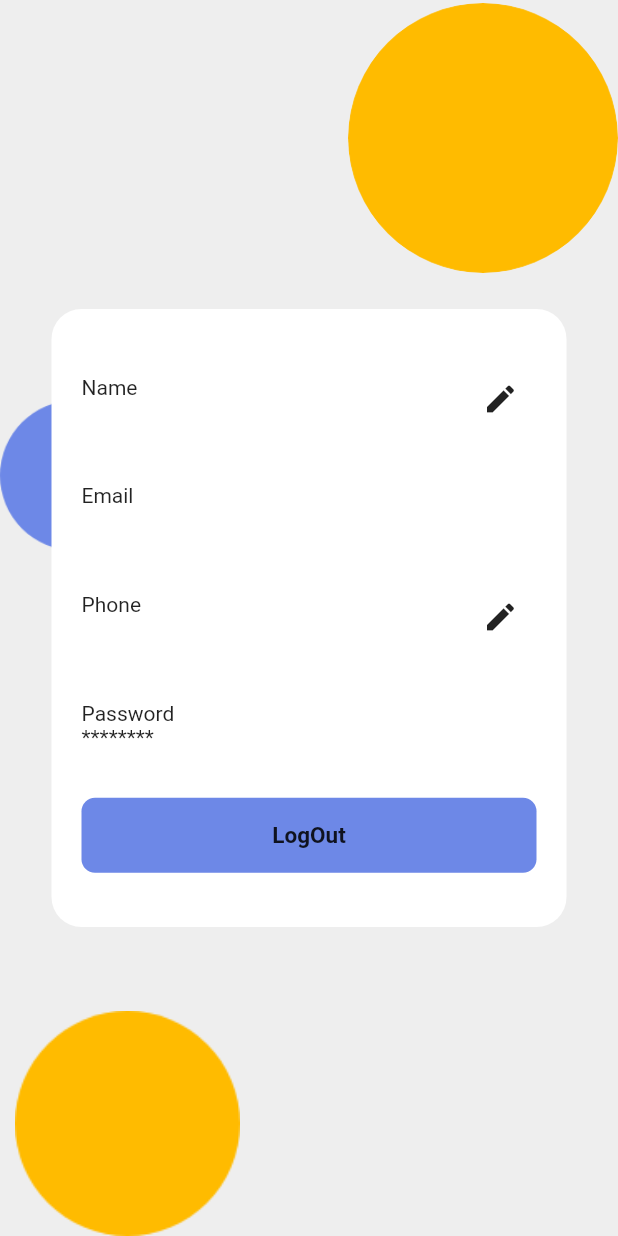
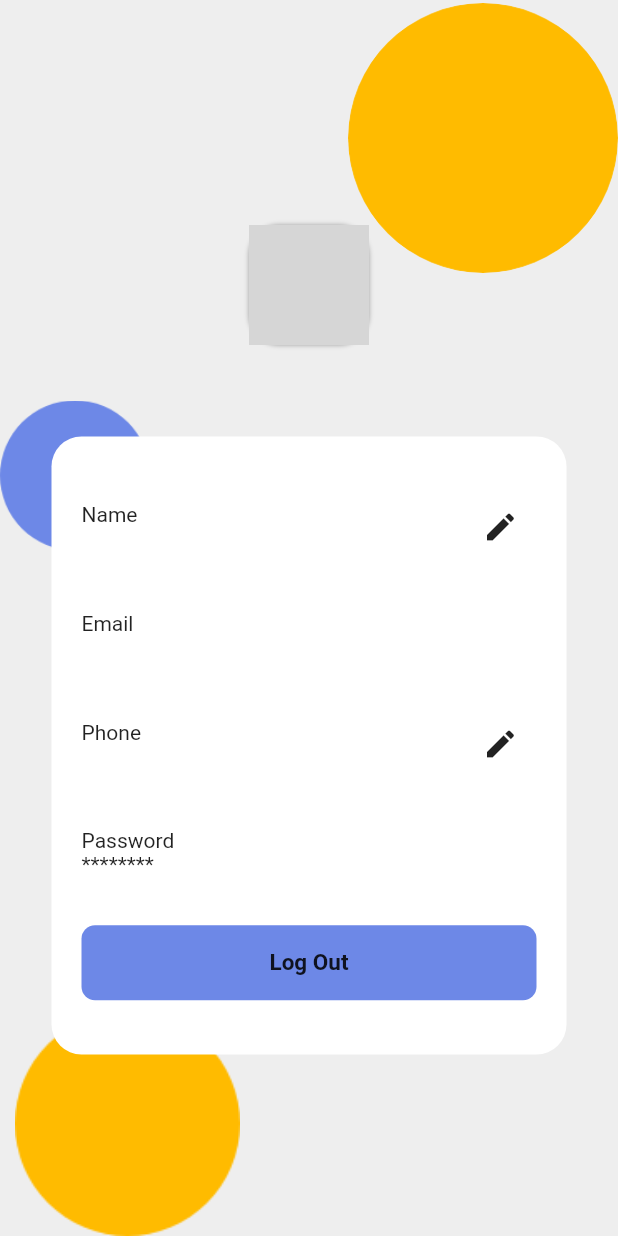
Before and after one commit to MudasirHussain72/LMS, a Flutter app: the StudentProfile screen opened by its route, on a phone screen of 412 x 824 dp. Run offline on Flutter 3.47's test engine with Material 2 defaults, Android fonts, the phone set to English and light mode, and no system bars; our stand-ins replace awesome_snackbar_content, cloud_firestore, dio, file_picker, firebase_auth, firebase_core and 6 more; missing offline and left inert: downloads_path_provider_28; accounts and stored records are empty; network calls fail; grey boxes are pictures that could not be loaded.

Commit message:
some changes

```diff
--- a/lib/ui/screens/student_view/student_profile.dart
+++ b/lib/ui/screens/student_view/student_profile.dart
@@ -81,23 +81,33 @@ class _StudentProfileState extends State<StudentProfile> {
         const ProfileUiTopRight220(),
         const ProfileUiTopleft220(),
         const ProfileUibottom220(),
-        // const Padding(
-        //   padding: EdgeInsets.only(top: 90.0),
-        //   child: Align(
-        //     alignment: Alignment.topCenter,
-        //     child: CircleAvatar(
-        //       backgroundColor: Colors.black,
-        //       radius: 50,
-        //       child: Icon(
-        //         Icons.person,
-        //         color: Colors.yellow,
-        //         size: 40,
-        //       ),
-        //     ),
-        //   ),
-        // ),
         Padding(
-          padding: const EdgeInsets.only(bottom: 0.0),
+          padding: EdgeInsets.only(top: 150.0),
+          child: Align(
+            alignment: Alignment.topCenter,
+            child: Container(
+              height: 80,
+              width: 80,
+              decoration: BoxDecoration(
+                  border: Border.all(color: Colors.orange.shade300, width: 2),
+                  boxShadow: const [
+                    BoxShadow(
+                      blurStyle: BlurStyle.outer,
+                      color: Colors.grey,
+                      blurRadius: 2.0,
+                      spreadRadius: 0.0,
+                    ),
+                  ],
+                  borderRadius: BorderRadius.circular(20),
+                  image: const DecorationImage(
+                      fit: BoxFit.cover,
+                      image: NetworkImage(
+                          "https://d2gg9evh47fn9z.cloudfront.net/800px_COLOURBOX25634104.jpg"))),
+            ),
+          ),
+        ),
+        Padding(
+          padding: const EdgeInsets.only(top: 170.0),
           child: Align(
             alignment: Alignment.center,
             child: Container(
@@ -178,7 +188,7 @@ class _StudentProfileState extends State<StudentProfile> {
                           await Navigator.pushReplacementNamed(
                               context, "/LoginScreen");
                         },
-                        title: "LogOut",
+                        title: "Log Out",
                         color: const Color(0xff6D88E7))
                   ]),
             ),
--- a/lib/ui/screens/teacher_view/teacher_profile.dart
+++ b/lib/ui/screens/teacher_view/teacher_profile.dart
@@ -182,7 +182,7 @@ class _TeacherProfileState extends State<TeacherProfile> {
                           await Navigator.pushReplacementNamed(
                               context, "/LoginScreen");
                         },
-                        title: "LogOut",
+                        title: "Log Out",
                         color: const Color(0xff6D88E7))
                   ]),
             ),
--- a/lib/ui/screens/teacher_view/teacher_view.dart
+++ b/lib/ui/screens/teacher_view/teacher_view.dart
@@ -52,9 +52,9 @@ class _TeacherViewState extends State<TeacherView> {
             padding: const EdgeInsets.all(16),
             gap: 8,
             tabs: const [
-              GButton(icon: Icons.message_rounded, text: "Teach"),
-              GButton(icon: Icons.home, text: "Home"),
-              GButton(icon: Icons.person_rounded, text: "Profile"),
+              GButton(icon: Icons.message_rounded),
+              GButton(icon: Icons.home),
+              GButton(icon: Icons.person_rounded),
             ],
             selectedIndex: _selectedIndex,
             onTabChange: (index) {
```
Also changed, not shown: lib/ui/screens/student_view/home_screen.dart (+42 -8 lines), lib/ui/screens/student_view/notes.dart (+6 -2 lines), lib/ui/screens/student_view/teacher_details.dart (+19 -3 lines), lib/ui/screens/teacher_view/course_details.dart (added, +135 -0 lines), lib/ui/screens/teacher_view/teacher_courses.dart (+9 -1 lines).
